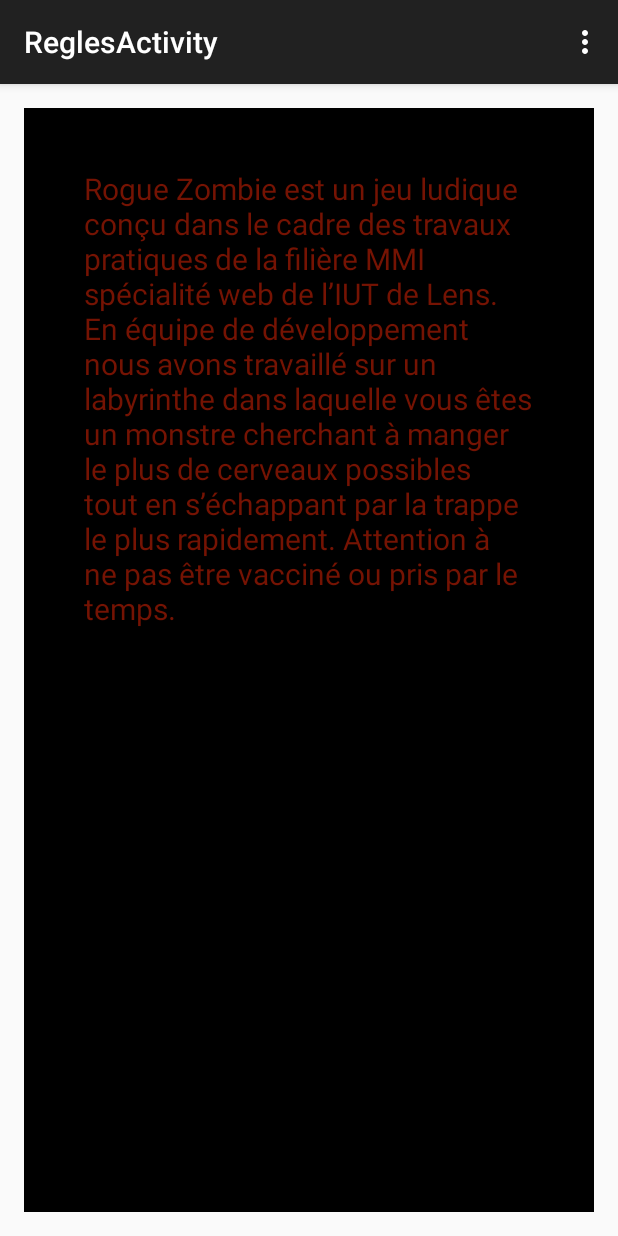
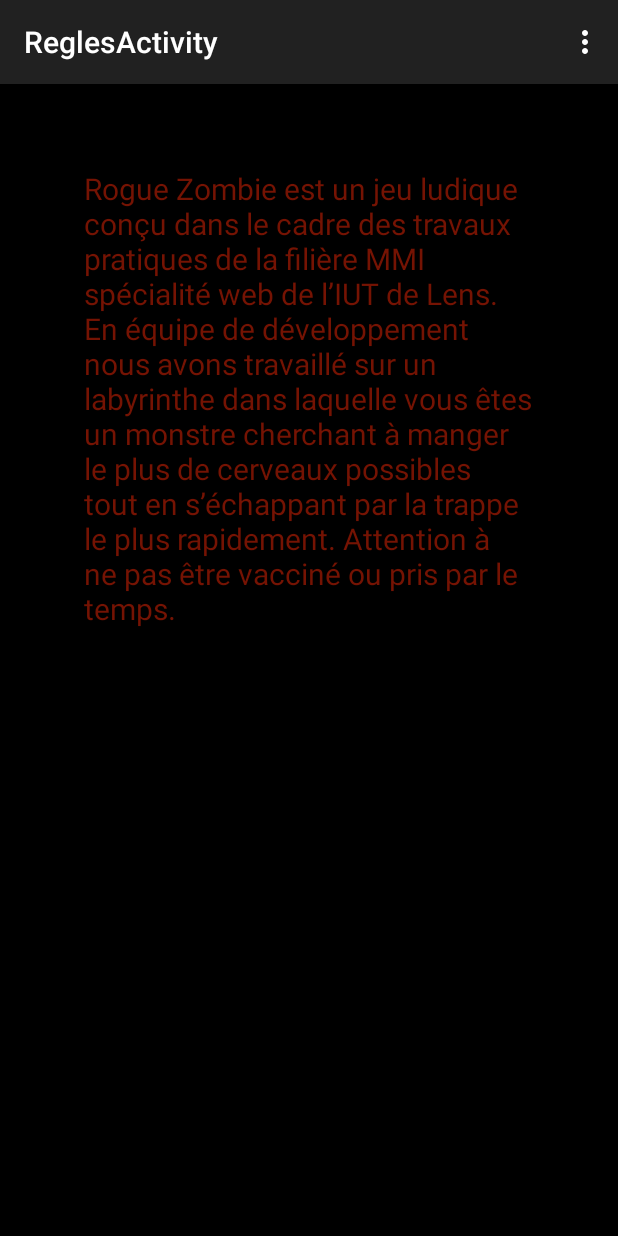
Before and after one commit to Eraol/RogueZombie, an Android app: the ReglesActivity screen opened directly, with no data from a screen before it, on a phone screen of 412 x 824 dp. Run offline under Robolectric (Android 15) with nearby library versions, the phone set to English and light mode, and no system bars.

Commit message:
sous-menu et style page regle-> devient contexte / reglage Background #000000

```diff
--- a/app/src/main/res/layout/activity_regles.xml
+++ b/app/src/main/res/layout/activity_regles.xml
@@ -4,7 +4,8 @@
     android:paddingRight="@dimen/activity_horizontal_margin"
     android:paddingTop="@dimen/activity_vertical_margin"
     android:paddingBottom="@dimen/activity_vertical_margin"
-    tools:context="fr.iutlens.roguezombie.ReglesActivity">
+    tools:context="fr.iutlens.roguezombie.ReglesActivity"
+    android:background="#000000">
 
     <TextView android:text="Rogue Zombie est un jeu ludique conçu dans le cadre des travaux pratiques de la filière MMI spécialité web de l’IUT de Lens. En équipe de développement nous avons travaillé sur un labyrinthe dans laquelle vous êtes un monstre cherchant à manger le plus de cerveaux possibles tout en s’échappant par la trappe le plus rapidement. Attention à ne pas être vacciné ou pris par le temps."
         android:layout_width="match_parent"
```
